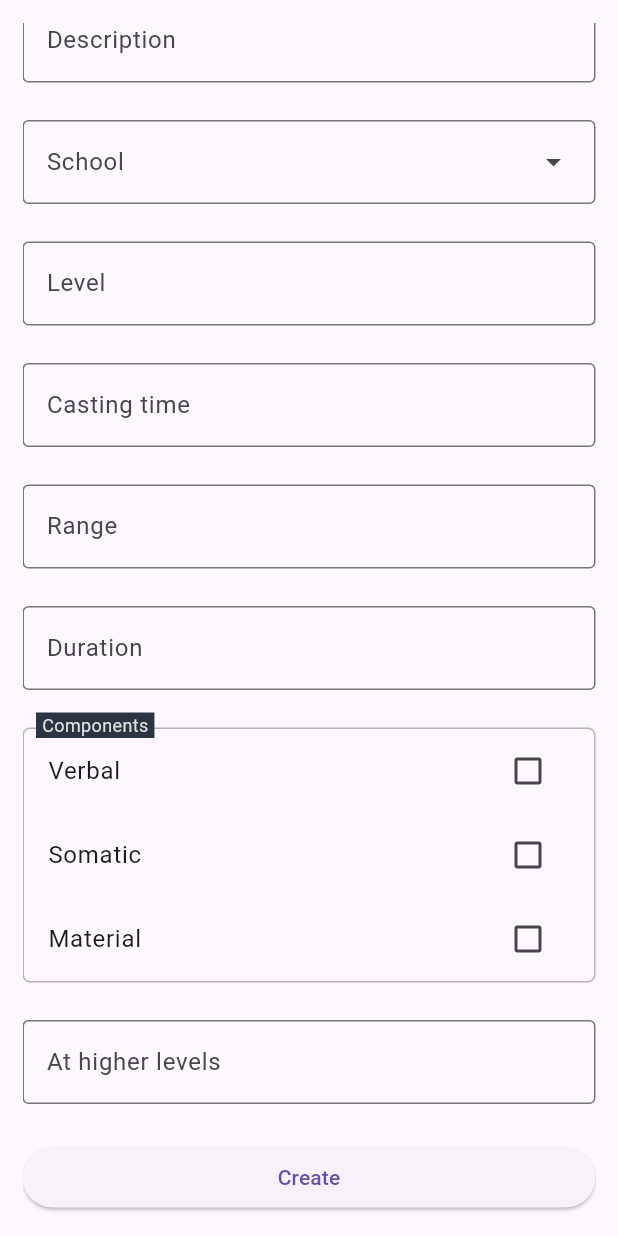
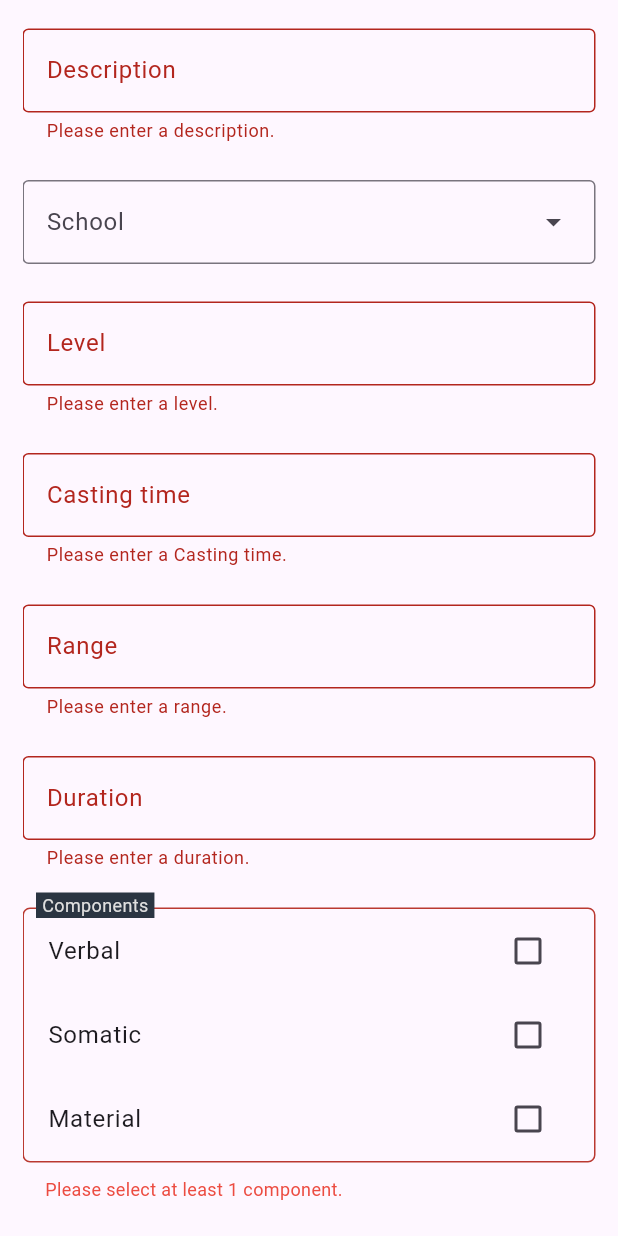
Before and after one commit to NielsKuipers/dndapp, a Flutter app: the AddSpell widget shown alone on an empty page, opened directly, scrolled down 152 dp, after a tap on "Create", on a phone screen of 412 x 824 dp. Run offline on Flutter 3.47's test engine with Material 3 defaults, Android fonts, the phone set to English and light mode, and no system bars.

Commit message:
added form validation

```diff
--- a/lib/theme.dart
+++ b/lib/theme.dart
@@ -16,6 +16,9 @@ ThemeData getTheme() {
       ),
       floatingLabelStyle: TextStyle(color: Color(0xFFDFDFDF)),
       labelStyle: TextStyle(color: Color(0xFFDFDFDF)),
+      errorStyle: TextStyle(color: Color(0xFFEC4C41)),
+      errorBorder:
+          OutlineInputBorder(borderSide: BorderSide(color: Color(0xFFEC4C41))),
       focusedBorder: OutlineInputBorder(
         borderSide: BorderSide(
           color: Color(0xFF6C8096),
--- /dev/null
+++ b/lib/widgets/form/validators.dart
@@ -0,0 +1,7 @@
+String? requiredField(String? value, String fieldName) {
+  if (value == null || value.isEmpty) {
+    return "Please enter a $fieldName.";
+  }
+
+  return null;
+}
--- a/lib/widgets/spells/views/addSpell.dart
+++ b/lib/widgets/spells/views/addSpell.dart
@@ -1,3 +1,4 @@
+import 'package:dndapp/widgets/form/validators.dart';
 import 'package:dndapp/widgets/spells/schools.dart';
 import 'package:flutter/material.dart';
 
@@ -12,6 +13,8 @@ class _AddSpellState extends State<AddSpell> {
   final formKey = GlobalKey<FormState>();
   final TextEditingController schoolController = TextEditingController();
   List<String> componentChecked = [];
+  bool hasComponent = true;
+  bool schoolPicked = true;
 
   @override
   Widget build(BuildContext context) {
@@ -30,6 +33,7 @@ class _AddSpellState extends State<AddSpell> {
               TextFormField(
                 decoration: const InputDecoration(
                     border: OutlineInputBorder(), labelText: "Name"),
+                validator: (value) => requiredField(value, "name"),
               ),
               const Divider(
                 height: 25,
@@ -40,6 +44,7 @@ class _AddSpellState extends State<AddSpell> {
                 maxLines: null,
                 decoration: const InputDecoration(
                     border: OutlineInputBorder(), labelText: "Description"),
+                validator: (value) => requiredField(value, "description"),
               ),
               const Divider(
                 height: 25,
@@ -59,6 +64,7 @@ class _AddSpellState extends State<AddSpell> {
                 keyboardType: TextInputType.number,
                 decoration: const InputDecoration(
                     border: OutlineInputBorder(), labelText: "Level"),
+                validator: (value) => requiredField(value, "level"),
               ),
               const Divider(
                 height: 25,
@@ -67,6 +73,7 @@ class _AddSpellState extends State<AddSpell> {
               TextFormField(
                 decoration: const InputDecoration(
                     border: OutlineInputBorder(), labelText: "Casting time"),
+                validator: (value) => requiredField(value, "Casting time"),
               ),
               const Divider(
                 height: 25,
@@ -75,6 +82,7 @@ class _AddSpellState extends State<AddSpell> {
               TextFormField(
                 decoration: const InputDecoration(
                     border: OutlineInputBorder(), labelText: "Range"),
+                validator: (value) => requiredField(value, "range"),
               ),
               const Divider(
                 height: 25,
@@ -83,13 +91,17 @@ class _AddSpellState extends State<AddSpell> {
               TextFormField(
                 decoration: const InputDecoration(
                     border: OutlineInputBorder(), labelText: "Duration"),
+                validator: (value) => requiredField(value, "duration"),
               ),
               Stack(
                 children: [
                   Container(
                     margin: const EdgeInsets.only(top: 25),
                     decoration: BoxDecoration(
-                        border: Border.all(color: const Color(0xffBCB0B9)),
+                        border: Border.all(
+                            color: hasComponent
+                                ? const Color(0xFFDFDFDF)
+                                : const Color(0xFFba3931)),
                         borderRadius: BorderRadius.circular(5)),
                     child: Column(children: [
                       CheckboxListTile(
@@ -144,6 +156,13 @@ class _AddSpellState extends State<AddSpell> {
                   ),
                 ],
               ),
+              if (!hasComponent)
+                Container(
+                    padding: const EdgeInsets.only(left: 15, top: 9),
+                    child: const Text(
+                      "Please select at least 1 component.",
+                      style: TextStyle(color: Color(0xFFEC4C41), fontSize: 12),
+                    )),
               const Divider(
                 height: 25,
                 color: Colors.transparent,
@@ -170,7 +189,17 @@ class _AddSpellState extends State<AddSpell> {
                 height: 25,
                 color: Colors.transparent,
               ),
-              ElevatedButton(onPressed: () {}, child: const Text("Create"))
+              ElevatedButton(
+                  onPressed: () {
+                    if (componentChecked.isEmpty)
+                      setState(() => hasComponent = false);
+                    else
+                      setState(() => hasComponent = true);
+
+                    if (!formKey.currentState!.validate() || !hasComponent)
+                      return;
+                  },
+                  child: const Text("Create"))
             ],
           ),
         ),
```
